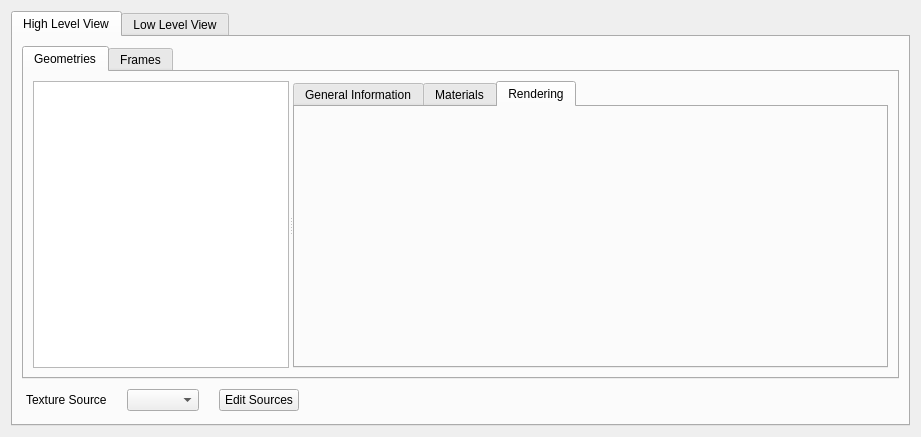
Before: the Qt Designer form src/gtatools-gui/src/src/formats/dff/DFFWidget.ui in alemariusnexus/gtatools, drawn with Qt 5.
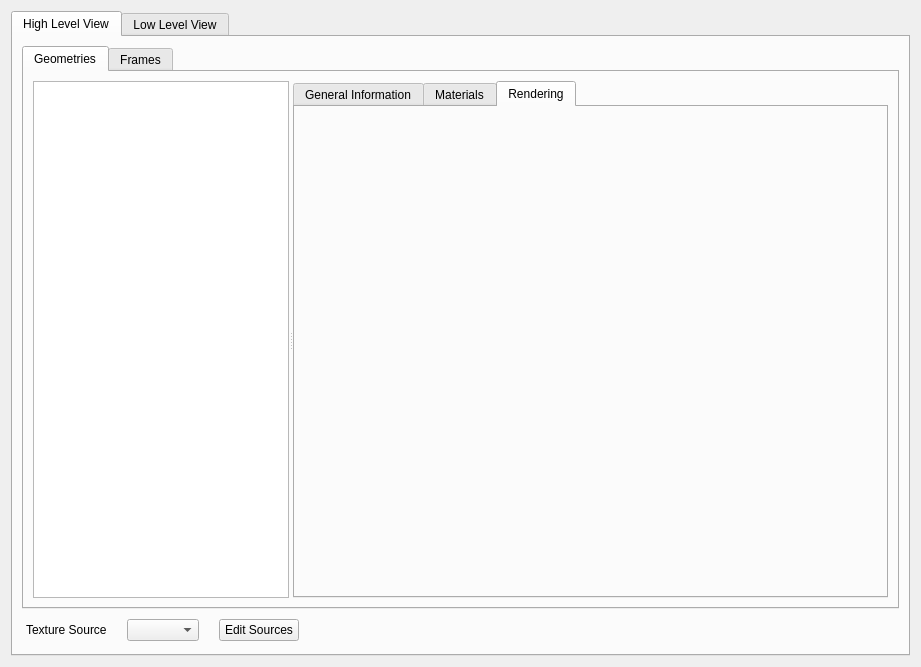
After: the same form once the commit is applied. The open tabs and pages were chosen to show the change. Custom widgets are drawn as their Qt base class.

```diff
--- a/src/gtatools-gui/src/src/formats/dff/DFFWidget.ui
+++ b/src/gtatools-gui/src/src/formats/dff/DFFWidget.ui
@@ -7,7 +7,7 @@
     <x>0</x>
     <y>0</y>
     <width>921</width>
-    <height>432</height>
+    <height>667</height>
    </rect>
   </property>
   <property name="windowTitle">
@@ -16,6 +16,9 @@
   <layout class="QVBoxLayout" name="mainLayout">
    <item>
     <widget class="QTabWidget" name="tabWidget">
+     <property name="enabled">
+      <bool>true</bool>
+     </property>
      <property name="currentIndex">
       <number>0</number>
      </property>
```
Left out of the diff: 4 changed lines with no effect on the pictures.
